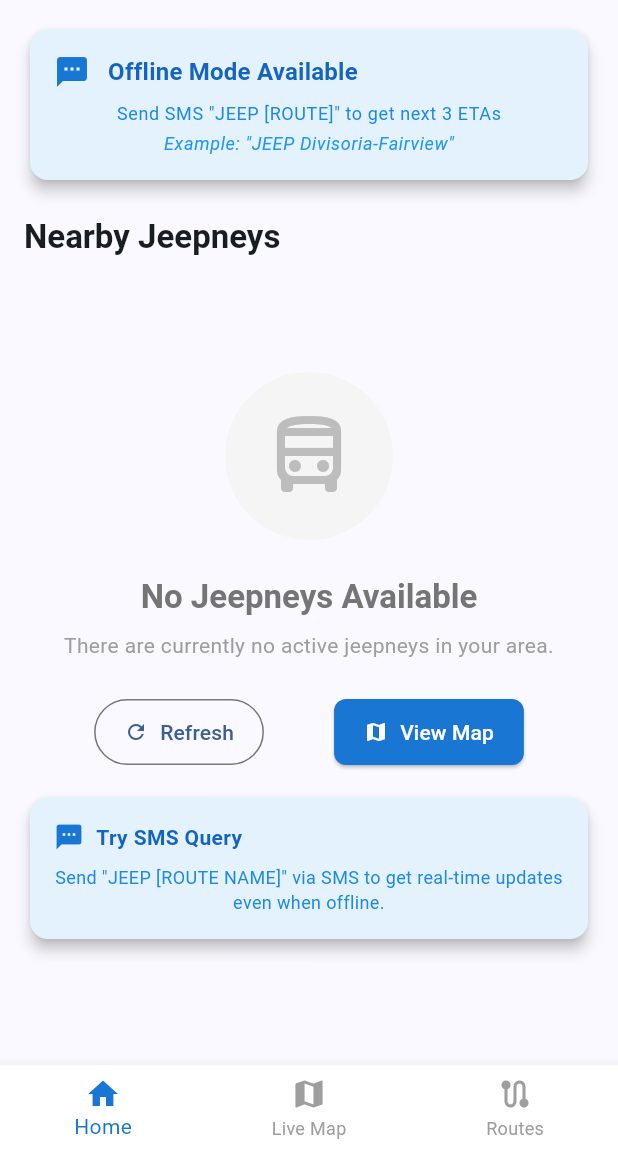
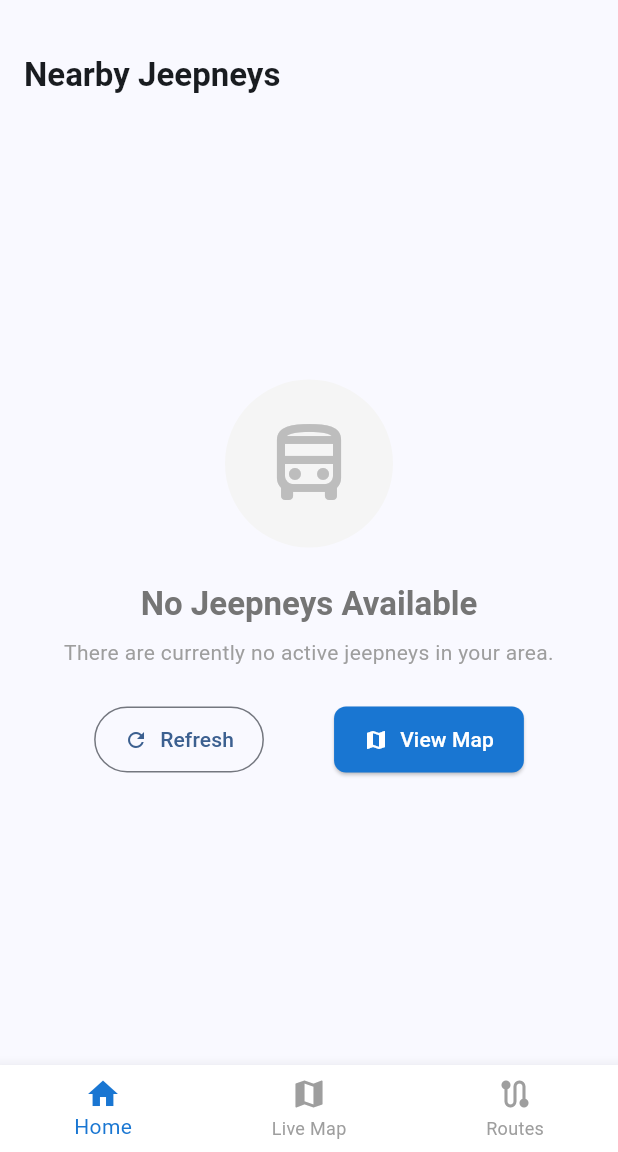
Before and after one commit to lucifron28/hackercup, a Flutter app: the CommuterHomeScreen screen opened by its route, on a phone screen of 412 x 824 dp, the part 84-1236 px from its top. Run offline on Flutter 3.47's test engine with Material 3 defaults, Android fonts, the phone set to English and light mode, and no system bars; our stand-ins replace cloud_firestore, firebase_auth, firebase_core, firebase_messaging, flutter_map, geolocator and 5 more; accounts and stored records are empty.

Commit message:
feat: Update route handling and remove SMS info cards from CommuterHomeScreen

```diff
--- a/lib/modules/commuter/screens/commuter_home_screen.dart
+++ b/lib/modules/commuter/screens/commuter_home_screen.dart
@@ -2,6 +2,7 @@ import 'package:flutter/material.dart';
 import 'package:go_router/go_router.dart';
 import 'package:geolocator/geolocator.dart';
 import '../../../core/services/firebase_realtime_service.dart';
+import '../../../core/utils/route_utils.dart';
 
 class CommuterHomeScreen extends StatefulWidget {
   const CommuterHomeScreen({super.key});
@@ -73,7 +74,7 @@ class _CommuterHomeScreenState extends State<CommuterHomeScreen> {
         }
 
         nearbyDrivers.add({
-          'route': driver['routeId'] ?? 'Unknown Route',
+          'route': RouteUtils.getRouteName(driver['routeId'] ?? ''),
           'eta': eta,
           'status': driver['isAcceptingPassengers'] == true ? 'Available' : 'Full',
           'distance': '${distance.toStringAsFixed(1)} km',
@@ -162,48 +163,6 @@ class _CommuterHomeScreenState extends State<CommuterHomeScreen> {
       child: Column(
         crossAxisAlignment: CrossAxisAlignment.start,
         children: [
-          // Quick SMS Info
-          Card(
-            color: Colors.blue[50],
-            child: Padding(
-              padding: const EdgeInsets.all(16.0),
-              child: Column(
-                children: [
-                  Row(
-                    children: [
-                      Icon(Icons.sms, color: Colors.blue[700]),
-                      const SizedBox(width: 12),
-                      Expanded(
-                        child: Text(
-                          'Offline Mode Available',
-                          style: Theme.of(context).textTheme.titleMedium?.copyWith(
-                            color: Colors.blue[800],
-                            fontWeight: FontWeight.bold,
-                          ),
-                        ),
-                      ),
-                    ],
-                  ),
-                  const SizedBox(height: 8),
-                  Text(
-                    'Send SMS "JEEP [ROUTE]" to get next 3 ETAs',
-                    style: Theme.of(context).textTheme.bodySmall?.copyWith(
-                      color: Colors.blue[600],
-                    ),
-                  ),
-                  const SizedBox(height: 4),
-                  Text(
-                    'Example: "JEEP Divisoria-Fairview"',
-                    style: Theme.of(context).textTheme.bodySmall?.copyWith(
-                      color: Colors.blue[500],
-                      fontStyle: FontStyle.italic,
-                    ),
-                  ),
-                ],
-              ),
-            ),
-          ),
-
           const SizedBox(height: 20),
 
           Text(
@@ -376,42 +335,6 @@ class _CommuterHomeScreenState extends State<CommuterHomeScreen> {
               ),
             ],
           ),
-          const SizedBox(height: 16),
-          Card(
-            color: Colors.blue[50],
-            child: Padding(
-              padding: const EdgeInsets.all(16.0),
-              child: Column(
-                children: [
-                  Row(
-                    children: [
-                      Icon(Icons.sms, color: Colors.blue[700], size: 20),
-                      const SizedBox(width: 8),
-                      Expanded(
-                        child: Text(
-                          'Try SMS Query',
-                          style: TextStyle(
-                            color: Colors.blue[800],
-                            fontWeight: FontWeight.bold,
-                            fontSize: 14,
-                          ),
-                        ),
-                      ),
-                    ],
-                  ),
-                  const SizedBox(height: 8),
-                  Text(
-                    'Send "JEEP [ROUTE NAME]" via SMS to get real-time updates even when offline.',
-                    style: TextStyle(
-                      color: Colors.blue[600],
-                      fontSize: 12,
-                    ),
-                    textAlign: TextAlign.center,
-                  ),
-                ],
-              ),
-            ),
-          ),
         ],
       ),
     );
```
